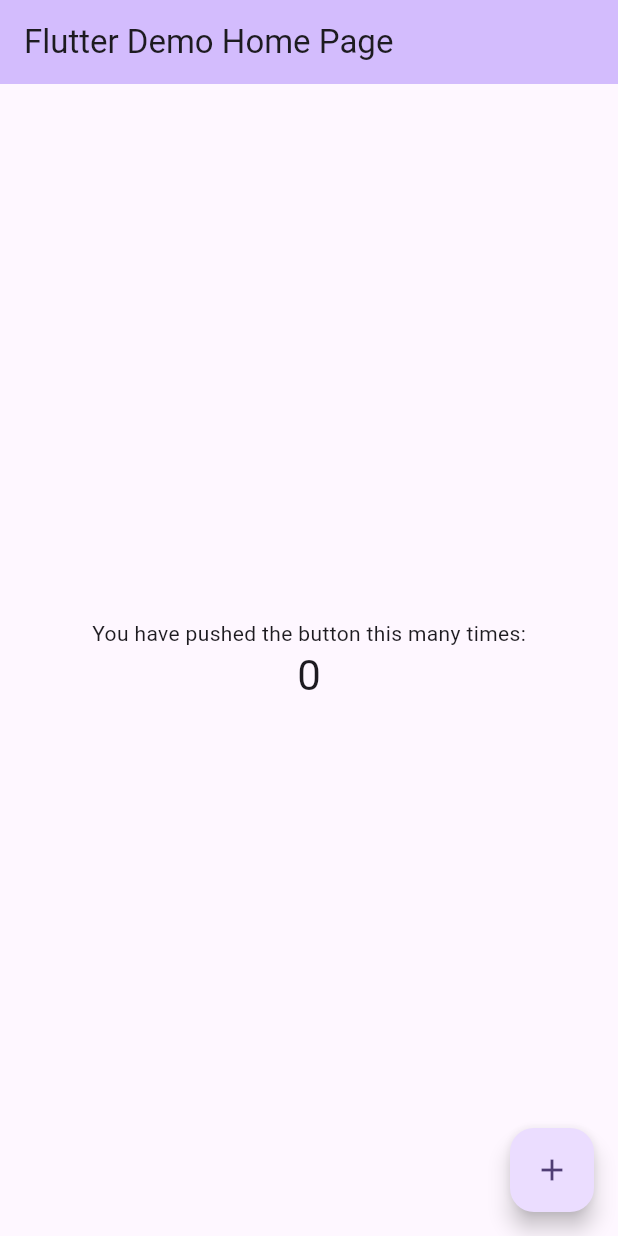
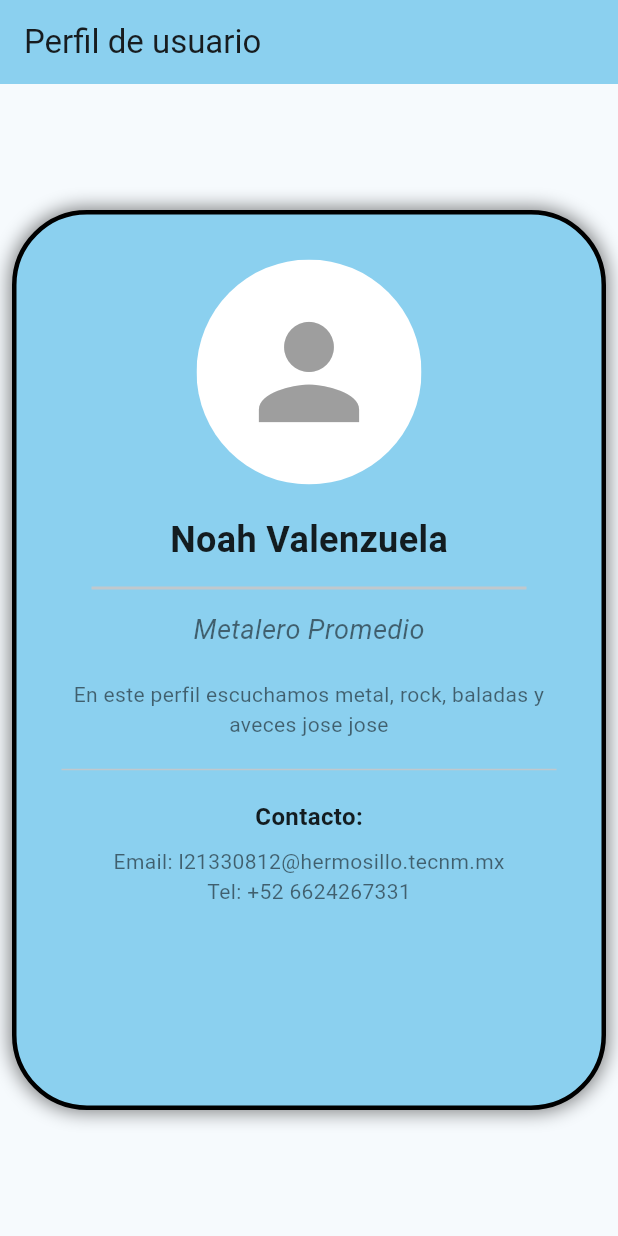
Before and after one commit to noahvalenzuela07/album_biblio, a Flutter app: the screen it shows after launch, on a phone screen of 412 x 824 dp. Run offline on Flutter 3.47's test engine with Material 3 defaults, Android fonts, the phone set to English and light mode, and no system bars.

Commit message:
Ejercicio 11: Se crea la ventana PerfilUsuario

```diff
--- a/lib/main.dart
+++ b/lib/main.dart
@@ -1,4 +1,5 @@
 import 'package:flutter/material.dart';
+import 'package:album_biblio/views/perfil_usuario.dart';
 
 void main() {
   runApp(const MyApp());
@@ -7,116 +8,18 @@ void main() {
 class MyApp extends StatelessWidget {
   const MyApp({super.key});
 
-  // This widget is the root of your application.
   @override
   Widget build(BuildContext context) {
     return MaterialApp(
-      title: 'Flutter Demo',
+      title: 'Album Biblio', // Título que aparece en la barra de tareas.
       theme: ThemeData(
-        // This is the theme of your application.
-        //
-        // TRY THIS: Try running your application with "flutter run". You'll see
-        // the application has a purple toolbar. Then, without quitting the app,
-        // try changing the seedColor in the colorScheme below to Colors.green
-        // and then invoke "hot reload" (save your changes or press the "hot
-        // reload" button in a Flutter-supported IDE, or press "r" if you used
-        // the command line to start the app).
-        //
-        // Notice that the counter didn't reset back to zero; the application
-        // state is not lost during the reload. To reset the state, use hot
-        // restart instead.
-        //
-        // This works for code too, not just values: Most code changes can be
-        // tested with just a hot reload.
-        colorScheme: ColorScheme.fromSeed(seedColor: Colors.deepPurple),
+        // Puedes cambiar el tema aquí. Usaremos el tema base.
+        colorScheme: ColorScheme.fromSeed(seedColor: Colors.blueGrey),
+        useMaterial3: true,
       ),
-      home: const MyHomePage(title: 'Flutter Demo Home Page'),
+      // home: Define la primera pantalla que se muestra.
+      // Aquí usamos nuestro nuevo widget PerfilUsuario.
+      home: const PerfilUsuario(),
     );
   }
 }
-
-class MyHomePage extends StatefulWidget {
-  const MyHomePage({super.key, required this.title});
-
-  // This widget is the home page of your application. It is stateful, meaning
-  // that it has a State object (defined below) that contains fields that affect
-  // how it looks.
-
-  // This class is the configuration for the state. It holds the values (in this
-  // case the title) provided by the parent (in this case the App widget) and
-  // used by the build method of the State. Fields in a Widget subclass are
-  // always marked "final".
-
-  final String title;
-
-  @override
-  State<MyHomePage> createState() => _MyHomePageState();
-}
-
-class _MyHomePageState extends State<MyHomePage> {
-  int _counter = 0;
-
-  void _incrementCounter() {
-    setState(() {
-      // This call to setState tells the Flutter framework that something has
-      // changed in this State, which causes it to rerun the build method below
-      // so that the display can reflect the updated values. If we changed
-      // _counter without calling setState(), then the build method would not be
-      // called again, and so nothing would appear to happen.
-      _counter++;
-    });
-  }
-
-  @override
-  Widget build(BuildContext context) {
-    // This method is rerun every time setState is called, for instance as done
-    // by the _incrementCounter method above.
-    //
-    // The Flutter framework has been optimized to make rerunning build methods
-    // fast, so that you can just rebuild anything that needs updating rather
-    // than having to individually change instances of widgets.
-    return Scaffold(
-      appBar: AppBar(
-        // TRY THIS: Try changing the color here to a specific color (to
-        // Colors.amber, perhaps?) and trigger a hot reload to see the AppBar
-        // change color while the other colors stay the same.
-        backgroundColor: Theme.of(context).colorScheme.inversePrimary,
-        // Here we take the value from the MyHomePage object that was created by
-        // the App.build method, and use it to set our appbar title.
-        title: Text(widget.title),
-      ),
-      body: Center(
-        // Center is a layout widget. It takes a single child and positions it
-        // in the middle of the parent.
-        child: Column(
-          // Column is also a layout widget. It takes a list of children and
-          // arranges them vertically. By default, it sizes itself to fit its
-          // children horizontally, and tries to be as tall as its parent.
-          //
-          // Column has various properties to control how it sizes itself and
-          // how it positions its children. Here we use mainAxisAlignment to
-          // center the children vertically; the main axis here is the vertical
-          // axis because Columns are vertical (the cross axis would be
-          // horizontal).
-          //
-          // TRY THIS: Invoke "debug painting" (choose the "Toggle Debug Paint"
-          // action in the IDE, or press "p" in the console), to see the
-          // wireframe for each widget.
-          mainAxisAlignment: MainAxisAlignment.center,
-          children: <Widget>[
-            const Text('You have pushed the button this many times:'),
-            Text(
-              '$_counter',
-              style: Theme.of(context).textTheme.headlineMedium,
-            ),
-          ],
-        ),
-      ),
-      floatingActionButton: FloatingActionButton(
-        onPressed: _incrementCounter,
-        tooltip: 'Increment',
-        child: const Icon(Icons.add),
-      ), // This trailing comma makes auto-formatting nicer for build methods.
-    );
-  }
-}
--- /dev/null
+++ b/lib/views/perfil_usuario.dart
@@ -0,0 +1,108 @@
+import 'package:flutter/material.dart';
+
+class PerfilUsuario extends StatelessWidget {
+  const PerfilUsuario({super.key});
+
+  @override
+  Widget build(BuildContext context) {
+    return Scaffold(
+      appBar: AppBar(
+        title: const Text("Perfil de usuario"),
+        backgroundColor: Theme.of(context).colorScheme.inversePrimary,
+      ),
+      body: Center(
+        child: Padding(
+          padding: const EdgeInsets.all(8.0),
+          child: Container(
+            width: 400,
+            height: 600,
+            decoration: BoxDecoration(
+              color: Theme.of(context).colorScheme.inversePrimary,
+              border: Border.all(width: 3),
+              borderRadius: BorderRadius.circular(50),
+              boxShadow: [
+                BoxShadow(
+                  color: Theme.of(context).colorScheme.shadow.withOpacity(0.5),
+                  spreadRadius: 1,
+                  blurRadius: 10,
+                ),
+              ],
+            ),
+
+            child: Column(
+              mainAxisAlignment: MainAxisAlignment.start,
+              children: <Widget>[
+                Container(
+                  margin: const EdgeInsets.only(top: 30, bottom: 20),
+                  child: ClipRRect(
+                    borderRadius: BorderRadius.circular(100.0),
+                    child: Container(
+                      width: 150,
+                      height: 150,
+                      color: Colors.white, // Fondo del círculo (Blanco)
+                      child: const Icon( // Icono de usuario de ejemplo[cite: 666].
+                        Icons.person,
+                        size: 100,
+                        color: Colors.grey,
+                      ),
+                    ),
+                  ),
+                ),
+
+                // --- 2. NOMBRE DEL USUARIO ---
+                const Text( // Muestra el nombre[cite: 660, 645].
+                  "Noah Valenzuela",
+                  style: TextStyle(
+                    fontSize: 24.0,
+                    fontWeight: FontWeight.bold,
+                    color: Colors.black87,
+                  ),
+                ),
+
+                const Divider(height: 30, thickness: 2, indent: 50, endIndent: 50), // [cite: 661]
+
+                const Text(
+                  "Metalero Promedio",
+                  style: TextStyle(
+                    fontSize: 18.0,
+                    fontStyle: FontStyle.italic,
+                    color: Colors.black54,
+                  ),
+                ),
+
+                const Padding(
+                  padding: EdgeInsets.fromLTRB(20, 20, 20, 0),
+                  child: Text(
+                    "En este perfil escuchamos metal, rock, baladas y aveces jose jose",
+                    textAlign: TextAlign.center,
+                    style: TextStyle(fontSize: 14.0, color: Colors.black54),
+                  ),
+                ),
+
+                const Divider(height: 40, thickness: 1, indent: 30, endIndent: 30),
+
+                const Text(
+                  "Contacto:",
+                  style: TextStyle(
+                    fontSize: 16.0,
+                    fontWeight: FontWeight.bold,
+                    color: Colors.black87,
+                  ),
+                ),
+                const SizedBox(height: 8),
+                const Text(
+                  "Email: l21330812@hermosillo.tecnm.mx",
+                  style: TextStyle(fontSize: 14.0, color: Colors.black54),
+                ),
+                const Text(
+                  "Tel: +52 6624267331",
+                  style: TextStyle(fontSize: 14.0, color: Colors.black54),
+                ),
+              ],
+            ),
+          ),
+        ),
+      ),
+    );
+  }
+}
```
